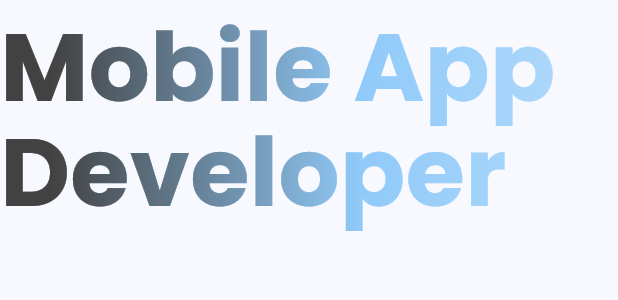
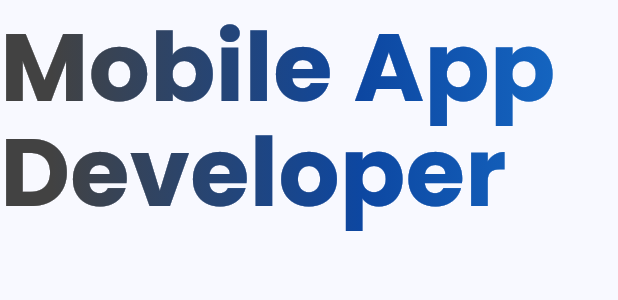
Before and after one commit to inogami-dev/inogami_webport, a Flutter app: the MyAnimatedText widget shown alone on an empty page, opened directly, on a phone screen of 412 x 824 dp. Shown: the top 300 px of the screen. Run offline on Flutter 3.47's test engine with Material 3 defaults, Android fonts, the phone set to English and light mode, and no system bars; our stand-ins replace hugeicons, image_picker.

Commit message:
fix: altered the flashing color of the MyAnimatedText to fully adapt light mode.

```diff
--- a/lib/core/widgets/animated_text.dart
+++ b/lib/core/widgets/animated_text.dart
@@ -43,8 +43,8 @@ class _MyAnimatedTextState extends State<MyAnimatedText>
     if (Theme.of(context).brightness == Brightness.light) {
       return [
         Colors.grey.shade800,
-        Colors.blue.shade200,
-        Colors.blue.shade100,
+        Colors.blue.shade900,
+        Colors.blue.shade700,
         Colors.grey.shade800,
       ];
     } else {
--- a/lib/features/home/presentation/sections/above_the_fold/above_the_fold.dart
+++ b/lib/features/home/presentation/sections/above_the_fold/above_the_fold.dart
@@ -3,7 +3,7 @@ import 'package:my_portfolio/core/utilities/dimension.dart';
 import 'package:my_portfolio/core/widgets/animate.dart';
 import 'package:my_portfolio/core/widgets/animated_text.dart';
 import 'package:my_portfolio/core/widgets/text.dart';
-import 'package:my_portfolio/features/home/presentation/sections/above_the_fold/widgets/mobile_phone_frame.dart';
+import 'package:my_portfolio/features/home/presentation/sections/above_the_fold/widgets/phone_mockup/mobile_phone_frame.dart';
 
 class MyHeroSection extends StatefulWidget {
   final double screenHeight;
--- a/lib/features/home/presentation/sections/above_the_fold/widgets/mobile_phone_frame.dart
+++ b/lib/features/home/presentation/sections/above_the_fold/widgets/phone_mockup/mobile_phone_frame.dart
@@ -1,6 +1,6 @@
 import 'package:flutter/material.dart';
 import 'package:my_portfolio/core/utilities/dimension.dart';
-import 'package:my_portfolio/features/home/presentation/sections/above_the_fold/widgets/mobile_phone_screen.dart';
+import 'package:my_portfolio/features/home/presentation/sections/above_the_fold/widgets/phone_mockup/mobile_phone_screen.dart';
 
 class MyMobilePhoneFrame extends StatelessWidget {
   const MyMobilePhoneFrame({super.key});
--- a/lib/features/home/presentation/sections/above_the_fold/widgets/mobile_phone_screen.dart
+++ b/lib/features/home/presentation/sections/above_the_fold/widgets/phone_mockup/mobile_phone_screen.dart
@@ -15,10 +15,6 @@ class MyMobilePhoneScreen extends StatelessWidget {
         alignment: Alignment.topCenter,
         children: [
           // Wallpaper / Screen Content (Fills 100% of the screen area without gaps)
-          // Image.asset('assets/images/me.webp', fit: BoxFit.cover),
-          // InkWell(
-          //   mouseCursor: SystemMouseCursors.grab,
-          //   child:
           MyImageGallery(
             images: ['assets/images/me.webp', 'assets/images/me2.webp'],
           ),
--- a/lib/main.dart
+++ b/lib/main.dart
@@ -21,7 +21,7 @@ class MainApp extends StatelessWidget {
       debugShowCheckedModeBanner: false,
       theme: MyTheme.lightTheme,
       darkTheme: MyTheme.darkTheme,
-      themeMode: ThemeMode.system,
+      themeMode: ThemeMode.light,
       home: Scaffold(
         body: Builder(
           builder: (context) {
```
Also changed, not shown: lib/features/home/presentation/sections/navbar/navbar.dart (+8 -2 lines).
